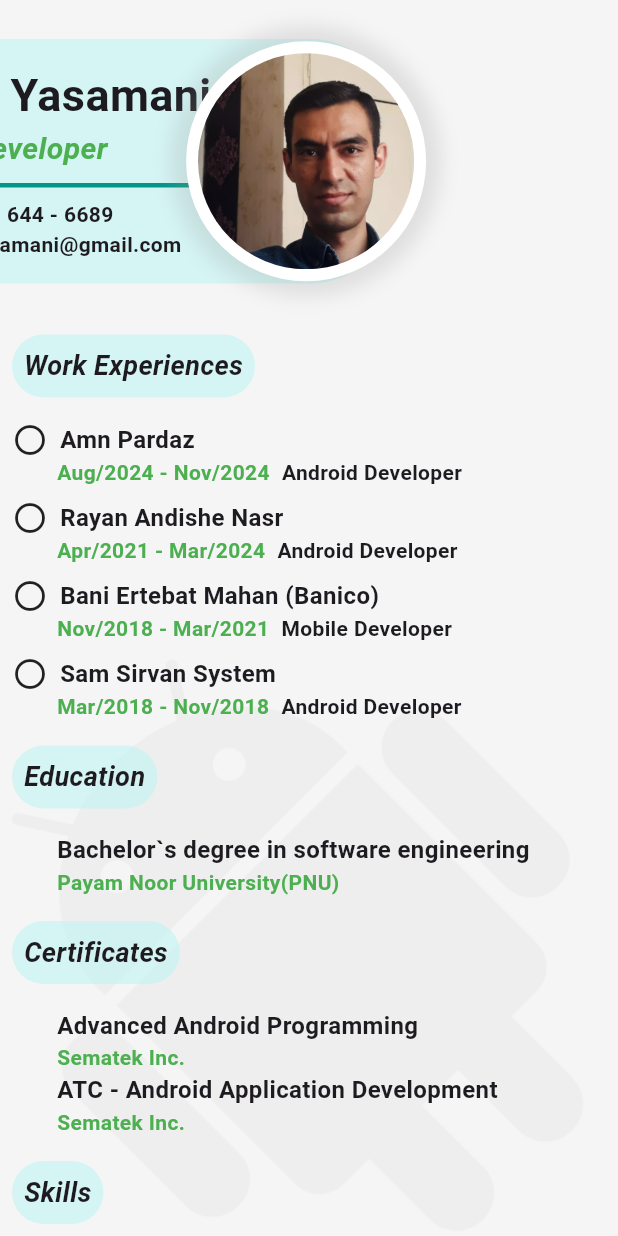
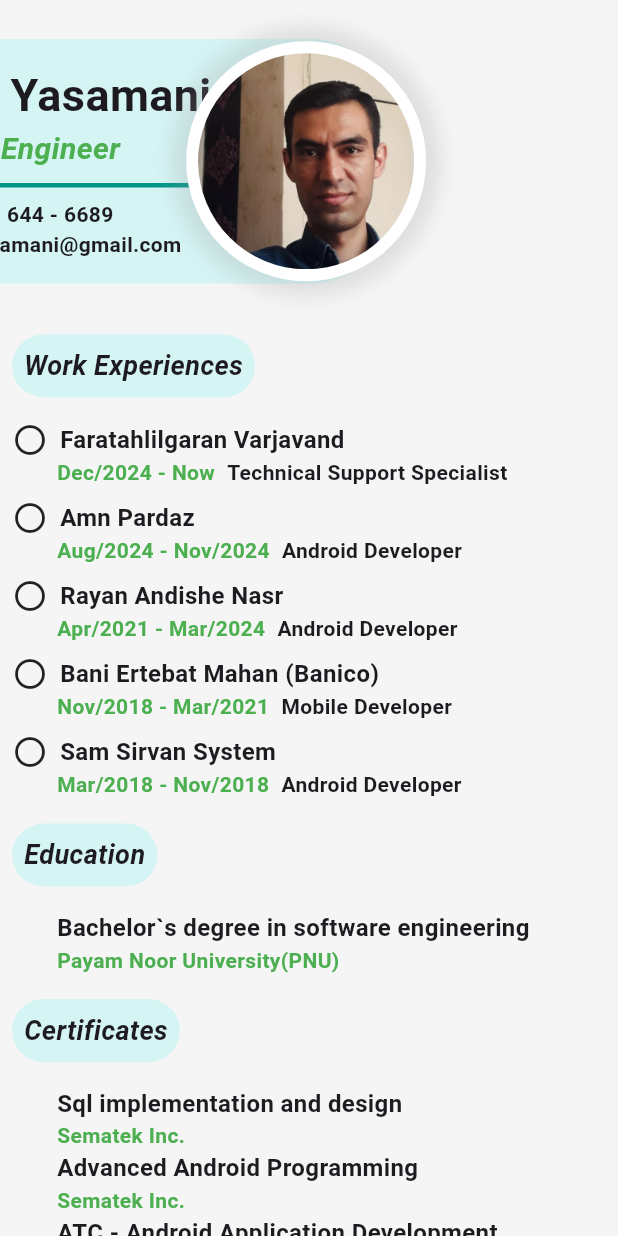
Before and after one commit to SaiedYasamani/portfolio, a Flutter app: the screen it shows after launch, on a phone screen of 412 x 824 dp. Run offline on Flutter 3.47's test engine with Material 3 defaults, Android fonts, the phone set to English and light mode, and no system bars.

Commit message:
add faratahlilgaran

```diff
--- a/lib/presentation/feathures/home/home_page.dart
+++ b/lib/presentation/feathures/home/home_page.dart
@@ -33,14 +33,19 @@ class _HomePageState extends State<HomePage>
       body: SingleChildScrollView(
         scrollDirection: Axis.vertical,
         child: Stack(alignment: Alignment.center, children: [
-          background(context),
+          //background(context),
           Column(
             crossAxisAlignment: CrossAxisAlignment.start,
             children: [
               profile(context),
               header('Work Experiences'),
               body([
-                company('Amn Pardaz'),
+                company('Faratahlilgaran Varjavand'),
+                companyInfo('Dec/2024 - Now', 'Technical Support Specialist'),
+                Padding(
+                  padding: const EdgeInsets.only(top: 8.0),
+                  child: company('Amn Pardaz'),
+                ),
                 companyInfo('Aug/2024 - Nov/2024', 'Android Developer'),
                 Padding(
                   padding: const EdgeInsets.only(top: 8.0),
@@ -65,6 +70,8 @@ class _HomePageState extends State<HomePage>
               ]),
               header('Certificates'),
               bodyTwo([
+                blackText('Sql implementation and design'),
+                greenText('Sematek Inc.'),
                 blackText('Advanced Android Programming'),
                 greenText('Sematek Inc.'),
                 blackText('ATC - Android Application Development'),
@@ -72,8 +79,8 @@ class _HomePageState extends State<HomePage>
               ]),
               header('Skills'),
               bodyTwo([
-                blackTextTwo('Java, Kotlin, Dart, Flutter'),
-                blackTextTwo('Android Studio, VS code, Gradle'),
+                blackTextTwo('Java, Kotlin, Dart, Flutter, T-SQL'),
+                blackTextTwo('Android Studio, VS code, Gradle, Sql Server, BPMS'),
                 blackTextTwo(
                     'Jetpack Compose, Architecture Components, Rxjava, Dagger2, Hilt, Room'),
                 blackTextTwo('MVVM, MPV, MVI, Clean Code'),
@@ -278,7 +285,7 @@ class _HomePageState extends State<HomePage>
                 ),
               ),
               Text(
-                'Mobile Developer',
+                'Software Engineer',
                 style: TextStyle(
                   fontSize: 20,
                   fontWeight: FontWeight.bold,
```
Also changed, not shown: pubspec.lock, 9 other files.
